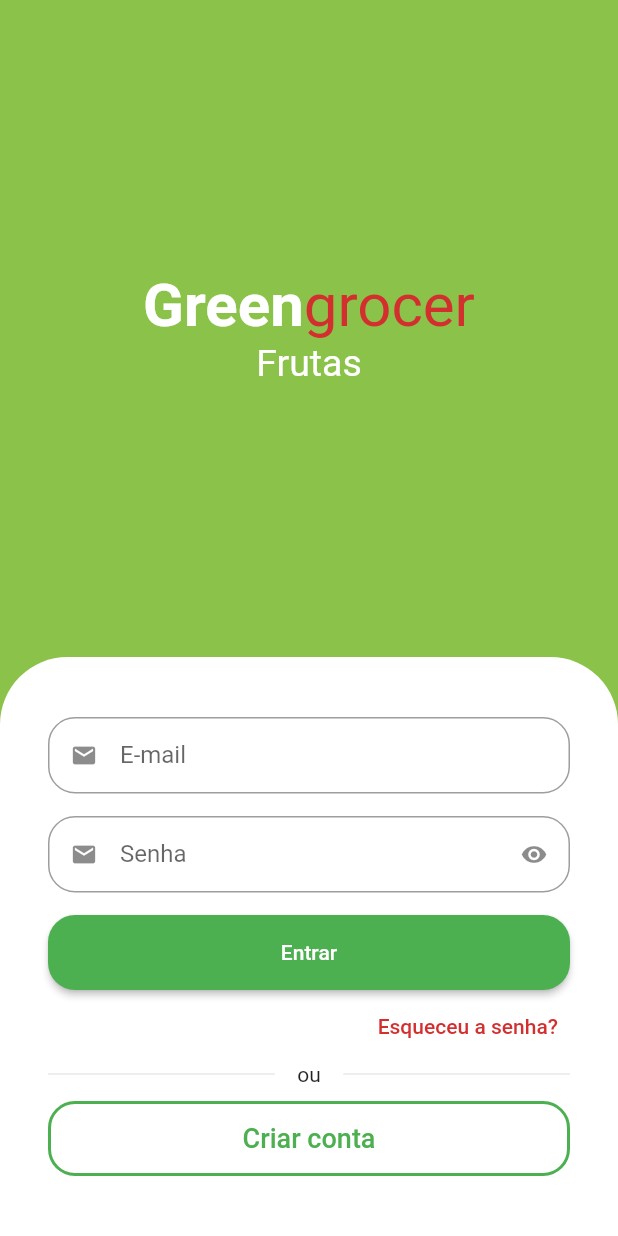
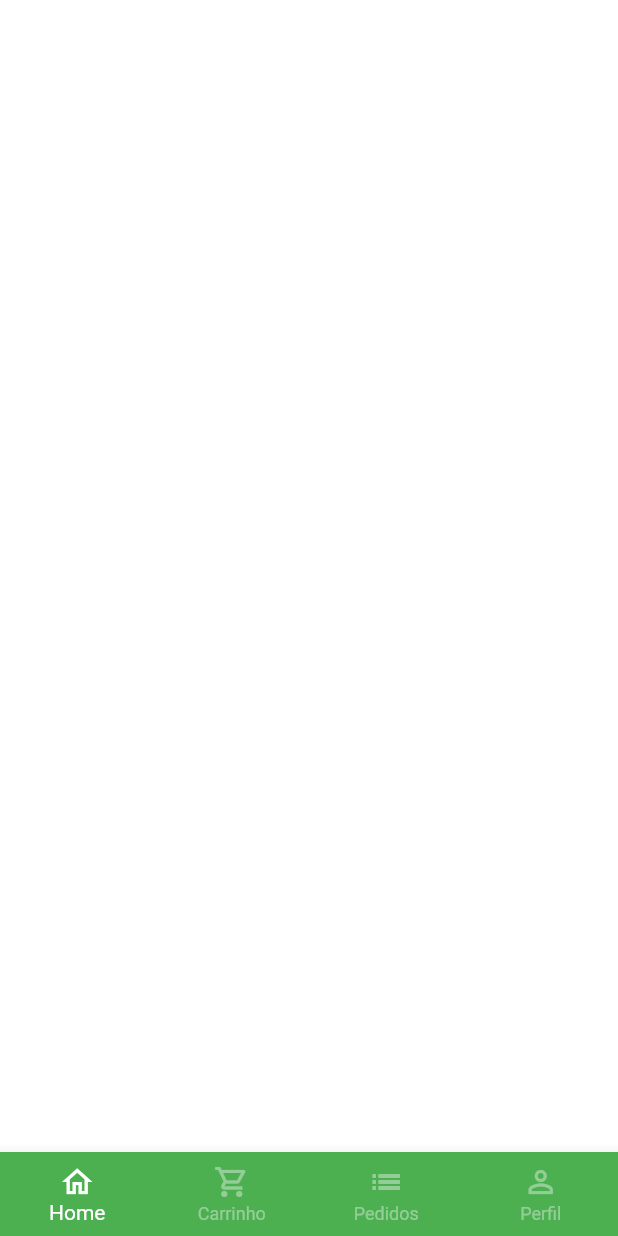
Before and after one commit to RafaelSousaLima/greengrocer, a Flutter app: the screen it shows after launch, after a tap on "Entrar", on a phone screen of 412 x 824 dp. Run offline on Flutter 3.47's test engine with Material 2 defaults, Android fonts, the phone set to English and light mode, and no system bars; drawn by our look-alikes of animated_text_kit; our stand-ins replace mask_text_input_formatter; missing offline and left inert: dart:ffi.

Commit message:
Create screen base

```diff
--- a/lib/src/auth/sign_in_screen.dart
+++ b/lib/src/auth/sign_in_screen.dart
@@ -1,6 +1,7 @@
 import 'package:animated_text_kit/animated_text_kit.dart';
 import 'package:flutter/material.dart';
 import 'package:greengrocer/src/auth/components/custom_text_field.dart';
+import 'package:greengrocer/src/base/base_screen.dart';
 import 'package:greengrocer/src/config/custom_colors.dart';
 
 class SignInScreem extends StatelessWidget {
@@ -99,7 +100,11 @@ class SignInScreem extends StatelessWidget {
                           borderRadius: BorderRadius.circular(18),
                         ),
                       ),
-                      onPressed: () {},
+                      onPressed: () {
+                        Navigator.of(context).pushReplacement(MaterialPageRoute(builder: (builder) {
+                          return BaseScreen();
+                        }));
+                      },
                       child: const Text('Entrar'),
                     ),
                   ),
--- /dev/null
+++ b/lib/src/base/base_screen.dart
@@ -0,0 +1,60 @@
+import 'package:flutter/material.dart';
+
+class BaseScreen extends StatefulWidget {
+  BaseScreen({Key? key}) : super(key: key);
+
+  @override
+  State<BaseScreen> createState() => _BaseScreenState();
+}
+
+class _BaseScreenState extends State<BaseScreen> {
+  int currentIndex = 0;
+  final pageController = PageController();
+
+  @override
+  Widget build(BuildContext context) {
+    return Scaffold(
+      body: PageView(
+        controller: pageController,
+        physics: const NeverScrollableScrollPhysics(),
+        children: [
+          Container(color: Colors.white),
+          Container(color: Colors.blue),
+          Container(color: Colors.red),
+          Container(color: Colors.yellow),
+        ],
+      ),
+      bottomNavigationBar: BottomNavigationBar(
+        currentIndex: currentIndex,
+        type: BottomNavigationBarType.fixed,
+        backgroundColor: Colors.green,
+        selectedItemColor: Colors.white,
+        unselectedItemColor: Colors.white.withAlpha(100),
+        onTap: (index) {
+          setState(() {
+            currentIndex = index;
+            pageController.jumpToPage(index);
+          });
+        },
+        items: const [
+          BottomNavigationBarItem(
+            label: 'Home',
+            icon: Icon(Icons.home_outlined),
+          ),
+          BottomNavigationBarItem(
+            label: 'Carrinho',
+            icon: Icon(Icons.shopping_cart_outlined),
+          ),
+          BottomNavigationBarItem(
+            label: 'Pedidos',
+            icon: Icon(Icons.list_outlined),
+          ),
+          BottomNavigationBarItem(
+            label: 'Perfil',
+            icon: Icon(Icons.person_outline),
+          ),
+        ],
+      ),
+    );
+  }
+}
```
